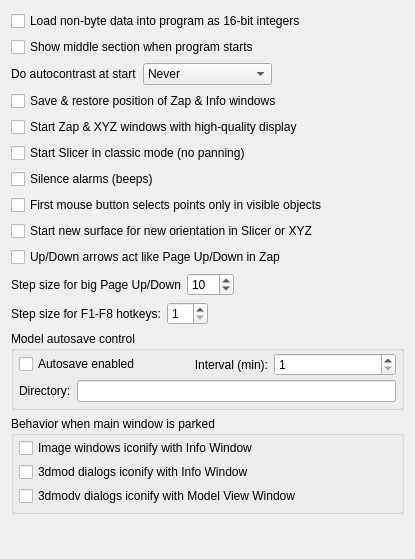
This is 3dmod/form_behavior.ui in imod-mirror/IMOD as Qt 5 draws it before an edit. The edited form follows.
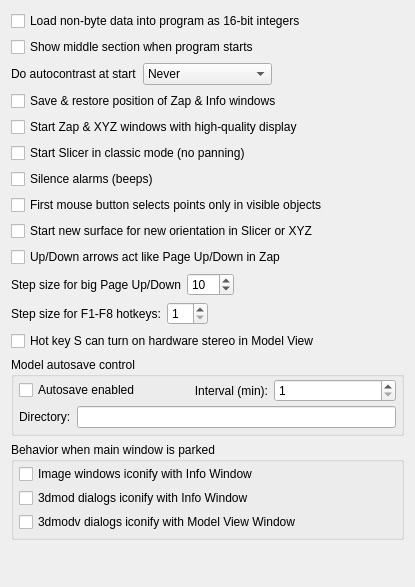
This is the edited form.

Commit message: Disable hot key for stereo on Mac unless users sets preference to allow it

Patch:
```diff
--- a/3dmod/form_behavior.ui
+++ b/3dmod/form_behavior.ui
@@ -7,7 +7,7 @@
     <x>0</x>
     <y>0</y>
     <width>415</width>
-    <height>559</height>
+    <height>587</height>
    </rect>
   </property>
   <property name="windowTitle">
@@ -236,6 +236,16 @@
      </item>
     </layout>
    </item>
+   <item>
+    <widget class="QCheckBox" name="keyHWstereoBox">
+     <property name="toolTip">
+      <string>Allows hot key to turn on hardware stereo; needs to be off for Mac without hardware stereo</string>
+     </property>
+     <property name="text">
+      <string>Hot key S can turn on hardware stereo in Model View</string>
+     </property>
+    </widget>
+   </item>
    <item>
     <widget class="QGroupBox" name="GroupBox5">
      <property name="title">
```
The commit also changes 6 other files.
